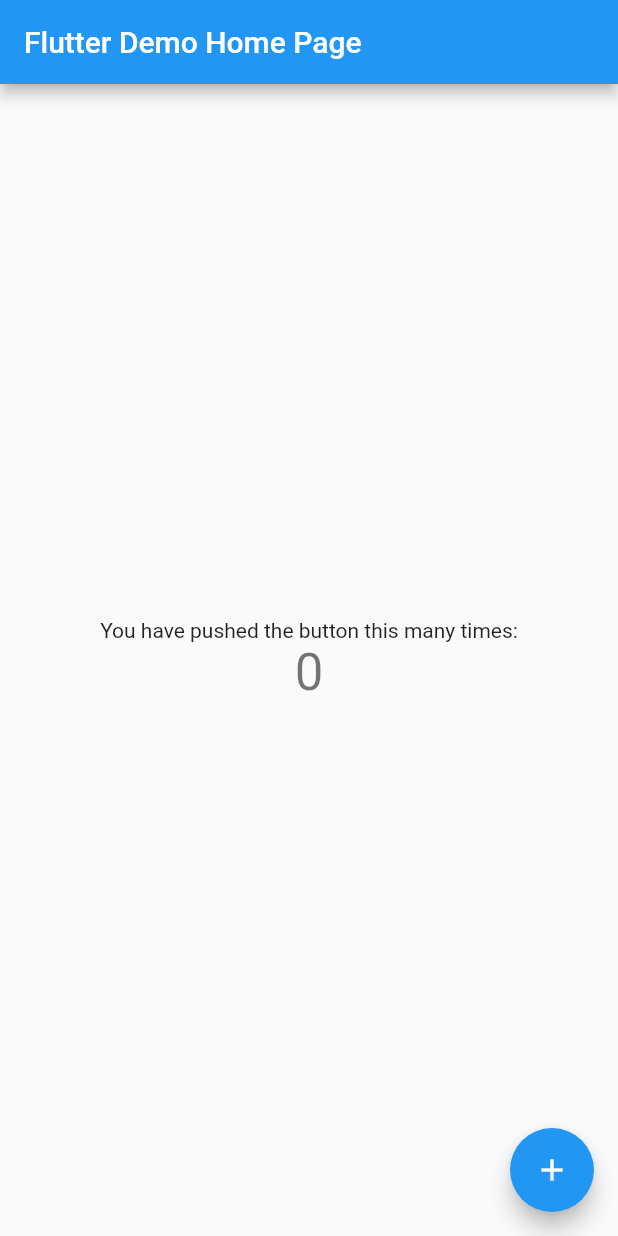
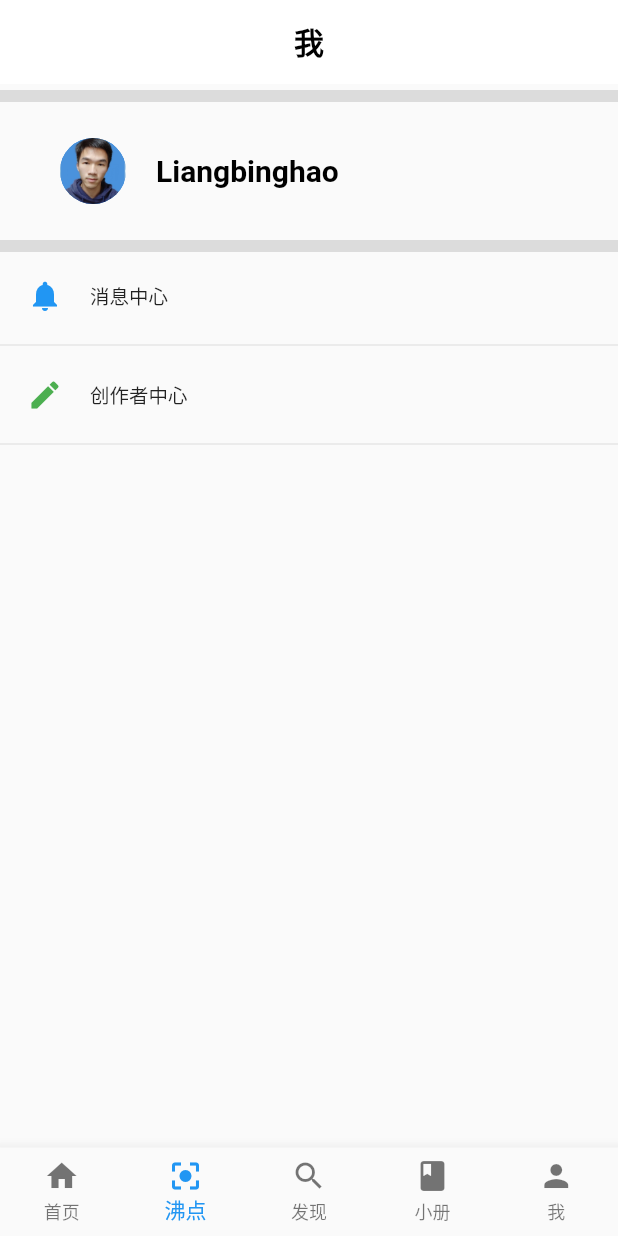
Before and after one commit to bingbing233/flutter_demo_juejin, a Flutter app: the screen it shows after launch, on a phone screen of 412 x 824 dp. Run offline on Flutter 3.47's test engine with Material 2 defaults, Android fonts, the phone set to English and light mode, and no system bars.

Commit message:
正在开发个人页面

```diff
--- a/lib/main.dart
+++ b/lib/main.dart
@@ -1,106 +1,69 @@
 import 'package:flutter/material.dart';
+import 'package:flutter_juejin/pages/mine.dart';
 
-void main() {
-  runApp(const MyApp());
-}
+void main() => runApp(MyApp());
 
 class MyApp extends StatelessWidget {
   const MyApp({Key? key}) : super(key: key);
 
-  // This widget is the root of your application.
   @override
   Widget build(BuildContext context) {
     return MaterialApp(
-      title: 'Flutter Demo',
-      theme: ThemeData(
-        primarySwatch: Colors.blue,
-      ),
-      home: const MyHomePage(title: 'Flutter Demo Home Page'),
+      title: "掘金demo",
+      theme: ThemeData(primarySwatch: Colors.blue),
+      home: const MyHomepage(),
     );
   }
 }
 
-class MyHomePage extends StatefulWidget {
-  const MyHomePage({Key? key, required this.title}) : super(key: key);
-
-  // This widget is the home page of your application. It is stateful, meaning
-  // that it has a State object (defined below) that contains fields that affect
-  // how it looks.
-
-  // This class is the configuration for the state. It holds the values (in this
-  // case the title) provided by the parent (in this case the App widget) and
-  // used by the build method of the State. Fields in a Widget subclass are
-  // always marked "final".
-
-  final String title;
+class MyHomepage extends StatefulWidget {
+  const MyHomepage({Key? key}) : super(key: key);
 
   @override
-  State<MyHomePage> createState() => _MyHomePageState();
+  State<StatefulWidget> createState() {
+    return _MyHomepageState();
+  }
 }
 
-class _MyHomePageState extends State<MyHomePage> {
-  int _counter = 0;
+class _MyHomepageState extends State<MyHomepage> {
 
-  void _incrementCounter() {
+  late int _currentIndex;
+  late Widget _currentBody;
+
+  @override
+  Widget build(BuildContext context) {
+    return Scaffold(
+      body: _currentBody,
+      bottomNavigationBar: BottomNavigationBar(
+        type: BottomNavigationBarType.fixed,
+        currentIndex: _currentIndex,
+        items: bottomNavigationBarItem,
+        onTap: (index){
+          switch(index){
+            case 5:_currentBody = const MinePage();
+          }
+          setState(() {
+            _currentIndex = index;
+          });
+        },
+      ),
+    );
+  }
+
+  @override
+  void initState() {
+    super.initState();
     setState(() {
-      // This call to setState tells the Flutter framework that something has
-      // changed in this State, which causes it to rerun the build method below
-      // so that the display can reflect the updated values. If we changed
-      // _counter without calling setState(), then the build method would not be
-      // called again, and so nothing would appear to happen.
-      _counter++;
+      _currentIndex = 1;
+      _currentBody = const MinePage();
     });
   }
 
-  @override
-  Widget build(BuildContext context) {
-    // This method is rerun every time setState is called, for instance as done
-    // by the _incrementCounter method above.
-    //
-    // The Flutter framework has been optimized to make rerunning build methods
-    // fast, so that you can just rebuild anything that needs updating rather
-    // than having to individually change instances of widgets.
-    return Scaffold(
-      appBar: AppBar(
-        // Here we take the value from the MyHomePage object that was created by
-        // the App.build method, and use it to set our appbar title.
-        title: Text(widget.title),
-      ),
-      body: Center(
-        // Center is a layout widget. It takes a single child and positions it
-        // in the middle of the parent.
-        child: Column(
-          // Column is also a layout widget. It takes a list of children and
-          // arranges them vertically. By default, it sizes itself to fit its
-          // children horizontally, and tries to be as tall as its parent.
-          //
-          // Invoke "debug painting" (press "p" in the console, choose the
-          // "Toggle Debug Paint" action from the Flutter Inspector in Android
-          // Studio, or the "Toggle Debug Paint" command in Visual Studio Code)
-          // to see the wireframe for each widget.
-          //
-          // Column has various properties to control how it sizes itself and
-          // how it positions its children. Here we use mainAxisAlignment to
-          // center the children vertically; the main axis here is the vertical
-          // axis because Columns are vertical (the cross axis would be
-          // horizontal).
-          mainAxisAlignment: MainAxisAlignment.center,
-          children: <Widget>[
-            const Text(
-              'You have pushed the button this many times:',
-            ),
-            Text(
-              '$_counter',
-              style: Theme.of(context).textTheme.headline4,
-            ),
-          ],
-        ),
-      ),
-      floatingActionButton: FloatingActionButton(
-        onPressed: _incrementCounter,
-        tooltip: 'Increment',
-        child: const Icon(Icons.add),
-      ), // This trailing comma makes auto-formatting nicer for build methods.
-    );
-  }
+  final List<BottomNavigationBarItem> bottomNavigationBarItem = [
+    const BottomNavigationBarItem(icon: Icon(Icons.home), label: "首页",),
+    const BottomNavigationBarItem(icon: Icon(Icons.center_focus_strong), label: "沸点"),
+    const BottomNavigationBarItem(icon: Icon(Icons.search), label: "发现"),
+    const BottomNavigationBarItem(icon: Icon(Icons.book), label: "小册"),
+    const BottomNavigationBarItem(icon: Icon(Icons.person), label: "我")
+  ];
 }
--- /dev/null
+++ b/lib/pages/mine.dart
@@ -0,0 +1,93 @@
+import 'package:flutter/cupertino.dart';
+import 'package:flutter/material.dart';
+import 'package:flutter/painting.dart';
+import 'package:flutter/rendering.dart';
+
+class MinePage extends StatelessWidget {
+  const MinePage({Key? key}) : super(key: key);
+
+  @override
+  Widget build(BuildContext context) {
+    return Scaffold(
+      appBar: AppBar(
+        backgroundColor: Colors.white,
+        elevation: 0,
+        centerTitle: true,
+        title: const Text(
+          "我",
+          style: TextStyle(color: Colors.black, fontWeight: FontWeight.bold),
+        ),
+      ),
+      body: Column(
+        children: const <Widget>[
+          Divider(thickness: 8, color: Colors.black12,),
+          _MyHeader(),
+          Divider(thickness: 8, color: Colors.black12,),
+          _MyItem(icon: Icon(Icons.notifications, color: Colors.blue,),
+              title: "消息中心",
+              suffixText: ""),
+          Divider(),
+          _MyItem(icon: Icon(Icons.edit, color: Colors.green,),
+              title: "创作者中心",
+              suffixText: ""),
+          Divider()
+        ],
+      ),
+    );
+  }
+}
+
+
+///顶部header部分
+class _MyHeader extends StatelessWidget {
+  const _MyHeader({Key? key}) : super(key: key);
+
+  @override
+  Widget build(BuildContext context) {
+    return Padding(
+      child: Row(
+        crossAxisAlignment: CrossAxisAlignment.center,
+        children: const <Widget>[
+          SizedBox(width: 20,),
+          CircleAvatar(
+            backgroundImage: AssetImage("assets/avatar.jpg"), radius: 22,),
+          SizedBox(width: 20,),
+          Text("Liangbinghao", style: TextStyle(
+              color: Colors.black, fontWeight: FontWeight.bold, fontSize: 20),)
+        ],
+      ), padding: const EdgeInsets.all(20),
+    );
+  }
+}
+
+///其他item
+class _MyItem extends StatelessWidget {
+
+  final Icon icon;
+  final String title;
+  final String suffixText;
+
+  const _MyItem(
+      {Key? key, required this.icon, required this.title, required this.suffixText})
+      : super(key: key);
+
+  @override
+  Widget build(BuildContext context) {
+    return InkWell(
+      onTap: () {},
+      child: Container(
+        height: 50,
+        child: Row(
+          crossAxisAlignment: CrossAxisAlignment.center,
+          children: <Widget>[
+            SizedBox(width: 18,),
+            icon,
+            SizedBox(width: 18,),
+            Text(title, style: TextStyle(fontSize: 13))
+          ],
+        ),
+      ),
+    );
+  }
+
+}
```
Also changed, not shown: pubspec.yaml (+6 -64 lines), assets/avatar.jpg (added).
